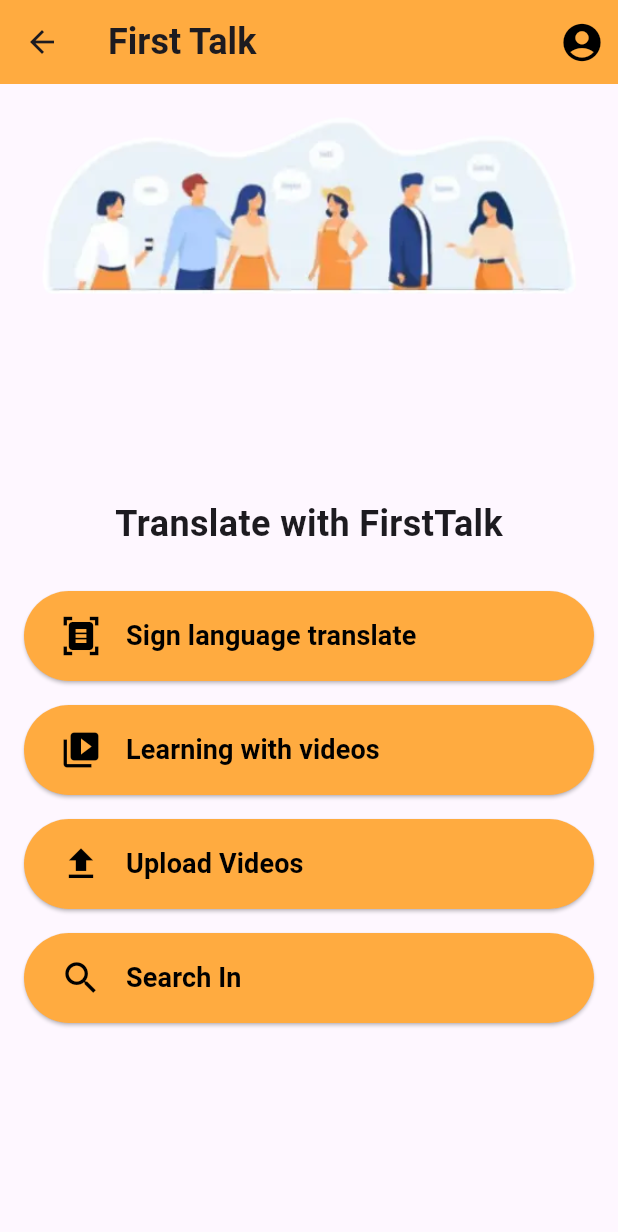
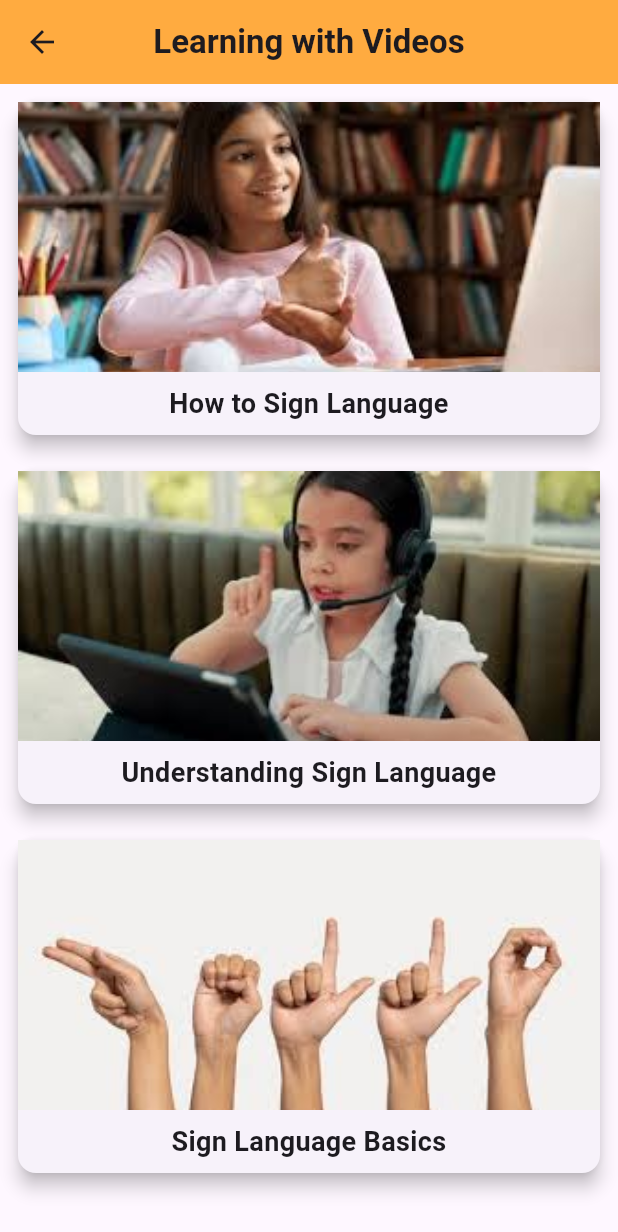
Before and after one commit to aasana-lalani25/FirstTalk, a Flutter app: the CoursesPage screen opened directly, after a tap on "Learning with videos", on a phone screen of 412 x 824 dp. Shown: the top 1232 px of the screen. Run offline on Flutter 3.47's test engine with Material 3 defaults, Android fonts, the light colour scheme and no system bars.

Commit message:
Add files via upload

```diff
--- a/lib/courses.dart
+++ b/lib/courses.dart
@@ -1,6 +1,7 @@
 import 'package:first_talk/profile.dart';
 import 'package:flutter/material.dart';
 import 'search.dart'; // Import your SearchPage here
+import 'learning_videos_page.dart'; // Import the LearningVideosPage
 
 class CoursesPage extends StatelessWidget {
   @override
@@ -49,7 +50,7 @@
                 style: TextStyle(fontSize: 24, fontWeight: FontWeight.bold)),
             SizedBox(height: 20),
             _buildOption(Icons.document_scanner, 'Sign language translate'),
-            _buildOption(Icons.video_library, 'Learning with videos'),
+            _buildOption(Icons.video_library, 'Learning with videos', context),
             _buildOption(Icons.upload, 'Upload Videos'),
             _buildOption(Icons.search, 'Search In', context), // Pass context for navigation
             SizedBox(height: 20),
@@ -78,6 +79,14 @@
                 builder: (context) => SearchPage(), // Navigate to SearchPage
               ),
             );
+          } else if (title == 'Learning with videos' && context != null) {
+            // Navigate to LearningVideosPage when "Learning with videos" is clicked
+            Navigator.push(
+              context,
+              MaterialPageRoute(
+                builder: (context) => LearningVideosPage(), // Navigate to LearningVideosPage
+              ),
+            );
           }
         },
         child: Row(
--- /dev/null
+++ b/lib/learning_videos_page.dart
@@ -0,0 +1,72 @@
+import 'package:flutter/material.dart';
+
+class LearningVideosPage extends StatelessWidget {
+  final List<Map<String, String>> videoData = [
+    {
+      'title': 'How to Sign Language',
+      'thumbnail': 'assets/howtosign.jpeg'
+    },
+    {
+      'title': 'Understanding Sign Language',
+      'thumbnail': 'assets/understand.jpeg'
+    },
+    {
+      'title': 'Sign Language Basics',
+      'thumbnail': 'assets/basic.jpeg'
+    },
+    // Add more video data here with title and thumbnail
+  ];
+
+  @override
+  Widget build(BuildContext context) {
+    return Scaffold(
+      appBar: AppBar(
+        backgroundColor: Colors.orangeAccent,
+        title: Text(
+          'Learning with Videos',
+          style: TextStyle(fontWeight: FontWeight.bold),
+        ),
+      centerTitle: true,),
+      body: ListView.builder(
+        itemCount: videoData.length,
+        itemBuilder: (context, index) {
+          return VideoTile(
+            title: videoData[index]['title']!,
+            thumbnail: videoData[index]['thumbnail']!,
+          );
+        },
+      ),
+    );
+  }
+}
+
+class VideoTile extends StatelessWidget {
+  final String title;
+  final String thumbnail;
+
+  VideoTile({required this.title, required this.thumbnail});
+
+  @override
+  Widget build(BuildContext context) {
+    return Padding(
+      padding: const EdgeInsets.all(8.0),
+      child: Card(
+        elevation: 5,
+        child: Column(
+          children: [
+            Image.asset(thumbnail,
+                width: double.infinity, height: 180, fit: BoxFit.cover),
+            Padding(
+              padding: const EdgeInsets.all(8.0),
+              child: Text(
+                title,
+                style: TextStyle(fontSize: 18, fontWeight: FontWeight.bold),
+                textAlign: TextAlign.center,
+              ),
+            ),
+          ],
+        ),
+      ),
+    );
+  }
+}
--- a/lib/search.dart
+++ b/lib/search.dart
@@ -35,6 +35,7 @@
         backgroundColor: Colors.orangeAccent,
         title: Text('Search in FirstTalk',
             style: TextStyle(fontSize: 24, fontWeight: FontWeight.bold)),
+        centerTitle: true,
       ),
       body: Padding(
         padding: const EdgeInsets.all(16.0),
@@ -56,13 +57,15 @@
                     }
                   },
                 ),
-                border: OutlineInputBorder(borderRadius: BorderRadius.circular(10)),
+                border:
+                    OutlineInputBorder(borderRadius: BorderRadius.circular(10)),
               ),
             ),
             SizedBox(height: 20),
 
             // Language Selection
-            Text('Select Language:', style: TextStyle(fontSize: 18, fontWeight: FontWeight.bold)),
+            Text('Select Language:',
+                style: TextStyle(fontSize: 18, fontWeight: FontWeight.bold)),
             SizedBox(height: 8),
             DropdownButtonFormField<String>(
               value: selectedLanguage,
@@ -78,7 +81,8 @@
                 });
               },
               decoration: InputDecoration(
-                border: OutlineInputBorder(borderRadius: BorderRadius.circular(10)),
+                border:
+                    OutlineInputBorder(borderRadius: BorderRadius.circular(10)),
               ),
             ),
             SizedBox(height: 20),
@@ -92,7 +96,8 @@
               maxLines: 3,
               decoration: InputDecoration(
                 hintText: 'Enter your query here...',
-                border: OutlineInputBorder(borderRadius: BorderRadius.circular(10)),
+                border:
+                    OutlineInputBorder(borderRadius: BorderRadius.circular(10)),
               ),
             ),
             SizedBox(height: 20),
@@ -103,18 +108,23 @@
                 style: ElevatedButton.styleFrom(
                   backgroundColor: Colors.orangeAccent,
                   padding: EdgeInsets.symmetric(vertical: 16, horizontal: 24),
-                  shape: RoundedRectangleBorder(borderRadius: BorderRadius.circular(30)),
+                  shape: RoundedRectangleBorder(
+                      borderRadius: BorderRadius.circular(30)),
                 ),
                 onPressed: () {
                   String comment = _commentController.text.trim();
                   if (comment.isNotEmpty) {
                     ScaffoldMessenger.of(context).showSnackBar(
-                      SnackBar(content: Text('Your query is submitted. We will reach out to you soon.')),
+                      SnackBar(
+                          content: Text(
+                              'Your query is submitted. We will reach out to you soon.')),
                     );
-                    _commentController.clear(); // Clear the comment box after submission
+                    _commentController
+                        .clear(); // Clear the comment box after submission
                   }
                 },
-                child: Text('Submit Query', style: TextStyle(fontSize: 18, color: Colors.black)),
+                child: Text('Submit Query',
+                    style: TextStyle(fontSize: 18, color: Colors.black)),
               ),
             ),
           ],
--- a/pubspec.yaml
+++ b/pubspec.yaml
@@ -30,10 +30,10 @@
 dependencies:
   flutter:
     sdk: flutter
-
+  cupertino_icons: ^1.0.8
   # The following adds the Cupertino Icons font to your application.
   # Use with the CupertinoIcons class for iOS style icons.
-  cupertino_icons: ^1.0.8
+
 
 dev_dependencies:
   flutter_test:
```
Also changed, not shown: lib/home.dart (line endings or trailing spaces), lib/main.dart (line endings or trailing spaces), lib/profile.dart (line endings or trailing spaces).
